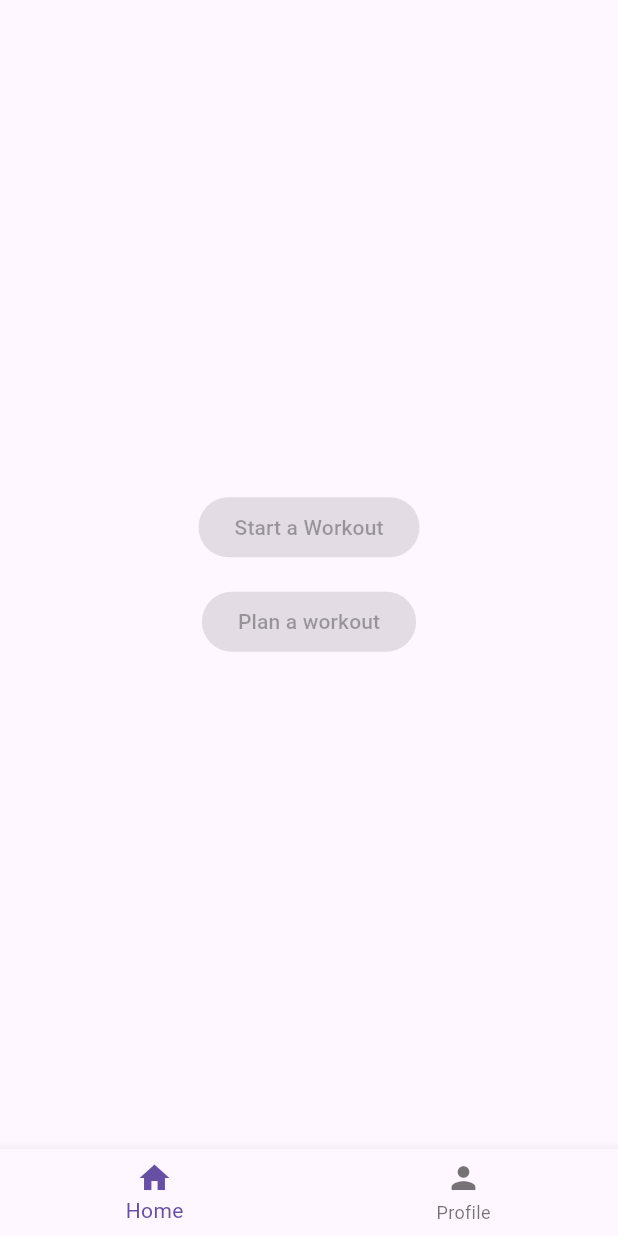
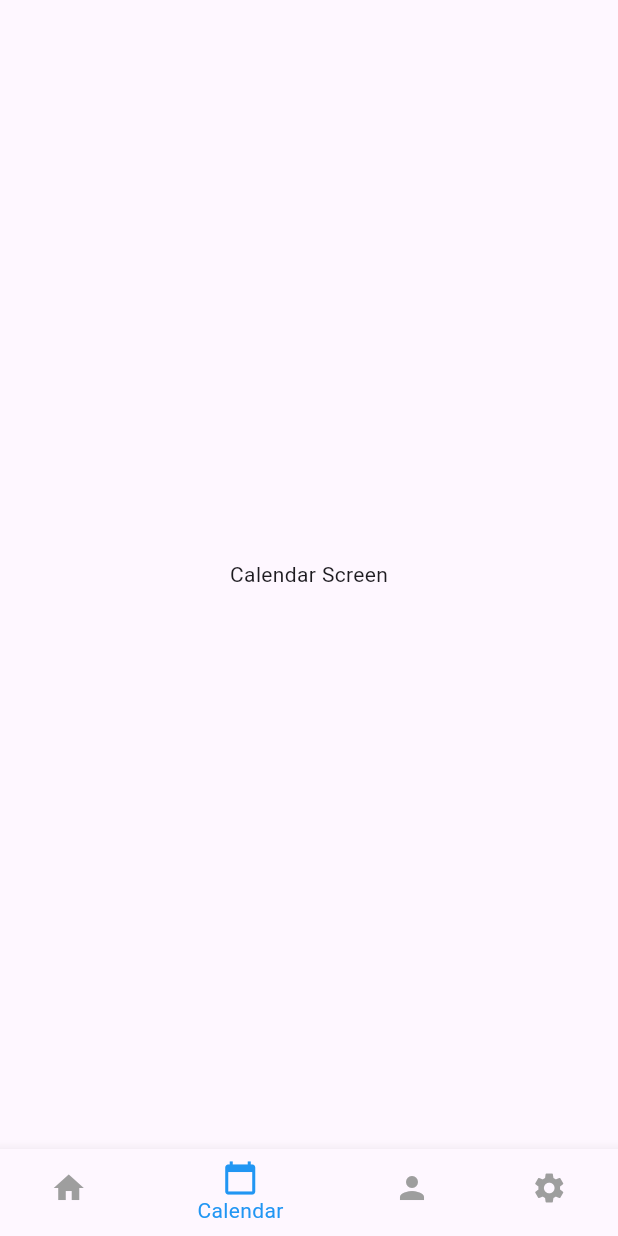
Before and after one commit to Masuxd/TrainingTracker, a Flutter app: the MainLayout screen opened directly, on a phone screen of 412 x 824 dp. Run offline on Flutter 3.47's test engine with Material 3 defaults, Android fonts, the phone set to English and light mode, and no system bars; our stand-ins replace flutter_login, flutter_secure_storage, font_awesome_flutter; accounts and stored records are empty.

Commit message:
Feat: Add more screens, update navigation

```diff
--- /dev/null
+++ b/frontend/lib/calendar_screen.dart
@@ -0,0 +1,32 @@
+import 'package:flutter/material.dart';
+import 'package:provider/provider.dart';
+import 'common/widgets/layout_widget.dart';
+
+class CalendarScreenWrapper extends StatelessWidget {
+  const CalendarScreenWrapper({super.key});
+
+  @override
+  Widget build(BuildContext context) {
+    return ChangeNotifierProvider(
+      create: (context) => CalendarScreenState(),
+      child: MainLayout(
+        currentIndex: 1,
+        child: CalendarScreen(),
+      ),
+    );
+  }
+}
+
+class CalendarScreenState extends ChangeNotifier {}
+
+class CalendarScreen extends StatelessWidget {
+  const CalendarScreen({super.key});
+
+  @override
+  Widget build(BuildContext context) {
+    debugPrint('CalendarScreen built');
+    return Center(
+      child: Text('Calendar Screen'),
+    );
+  }
+}
--- a/frontend/lib/common/widgets/layout_widget.dart
+++ b/frontend/lib/common/widgets/layout_widget.dart
@@ -16,10 +16,12 @@ class _MainLayoutState extends State<MainLayout> {
     switch (index) {
       case 0:
         Navigator.pushNamed(context, '/home');
-        break;
       case 1:
+        Navigator.pushNamed(context, '/calendar');
+      case 2:
         Navigator.pushNamed(context, '/profile');
-        break;
+      case 3:
+        Navigator.pushNamed(context, '/settings');
     }
   }
 
--- a/frontend/lib/common/widgets/nav_bar.dart
+++ b/frontend/lib/common/widgets/nav_bar.dart
@@ -11,14 +11,24 @@ class NavBar extends StatelessWidget {
     return BottomNavigationBar(
       onTap: onTap,
       currentIndex: currentIndex,
+      selectedItemColor: Colors.blue,
+      unselectedItemColor: Colors.grey,
       items: const <BottomNavigationBarItem>[
         BottomNavigationBarItem(
           icon: Icon(Icons.home),
           label: 'Home',
         ),
         BottomNavigationBarItem(
+          icon: Icon(Icons.calendar_today),
+          label: 'Calendar',
+        ),
+        BottomNavigationBarItem(
           icon: Icon(Icons.person),
           label: 'Profile',
+        ),
+        BottomNavigationBarItem(
+          icon: Icon(Icons.settings),
+          label: 'Settings',
         ),
       ],
     );
--- a/frontend/lib/profile_screen.dart
+++ b/frontend/lib/profile_screen.dart
@@ -2,15 +2,15 @@ import 'package:flutter/material.dart';
 import 'package:provider/provider.dart';
 import 'common/widgets/layout_widget.dart';
 
-class TrainingProfile extends StatelessWidget {
-  const TrainingProfile({super.key});
+class ProfileScreenWrapper extends StatelessWidget {
+  const ProfileScreenWrapper({super.key});
 
   @override
   Widget build(BuildContext context) {
     return ChangeNotifierProvider(
       create: (context) => ProfileScreenState(),
       child: MainLayout(
-        currentIndex: 1,
+        currentIndex: 2,
         child: ProfileScreen(),
       ),
     );
```
Also changed, not shown: frontend/lib/common/navigation/app_routes.dart (+7 -1 lines), frontend/lib/settings_screen.dart (added, +32 -0 lines).
